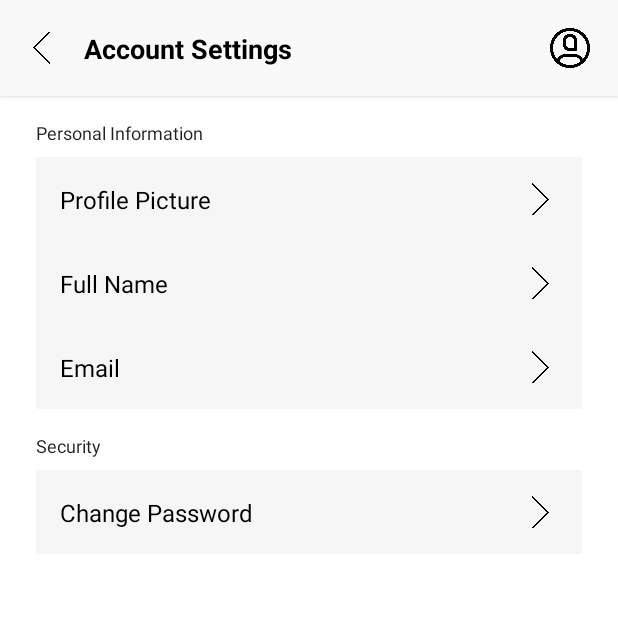
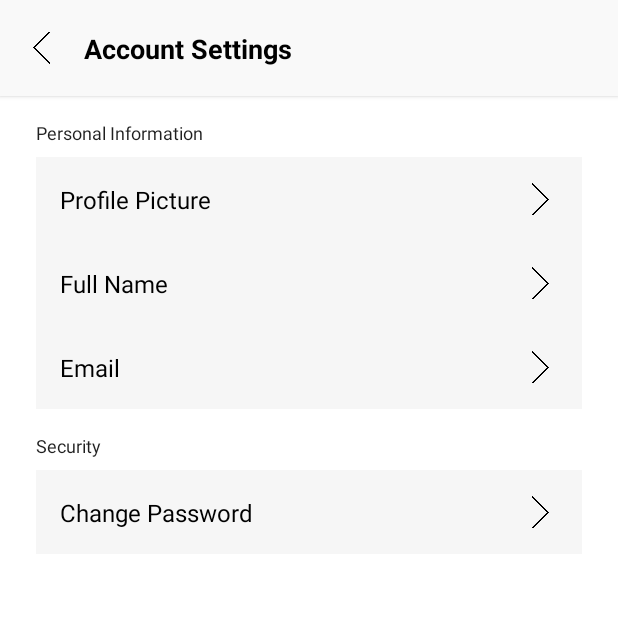
Before and after one commit to MarkJanzenB/IT342_LemsLiteTeachers, an Android app: the AccountSettingsActivity screen opened directly, with no data from a screen before it, on a phone screen of 412 x 824 dp, the top half of it. Run offline under Robolectric (Android 15) with nearby library versions, the phone set to English and light mode, and no system bars.

Commit message:
Mobile Frontend: Remove user icon in Account Settings

```diff
--- a/frontend_mobile/app/src/main/res/layout/activity_account_settings.xml
+++ b/frontend_mobile/app/src/main/res/layout/activity_account_settings.xml
@@ -48,7 +48,6 @@
             android:layout_width="32dp"
             android:layout_height="32dp"
             android:contentDescription="User Icon"
-            android:src="@drawable/nav_user_icon"
             app:layout_constraintBottom_toBottomOf="parent"
             app:layout_constraintEnd_toEndOf="parent"
             app:layout_constraintTop_toTopOf="parent" />
```
